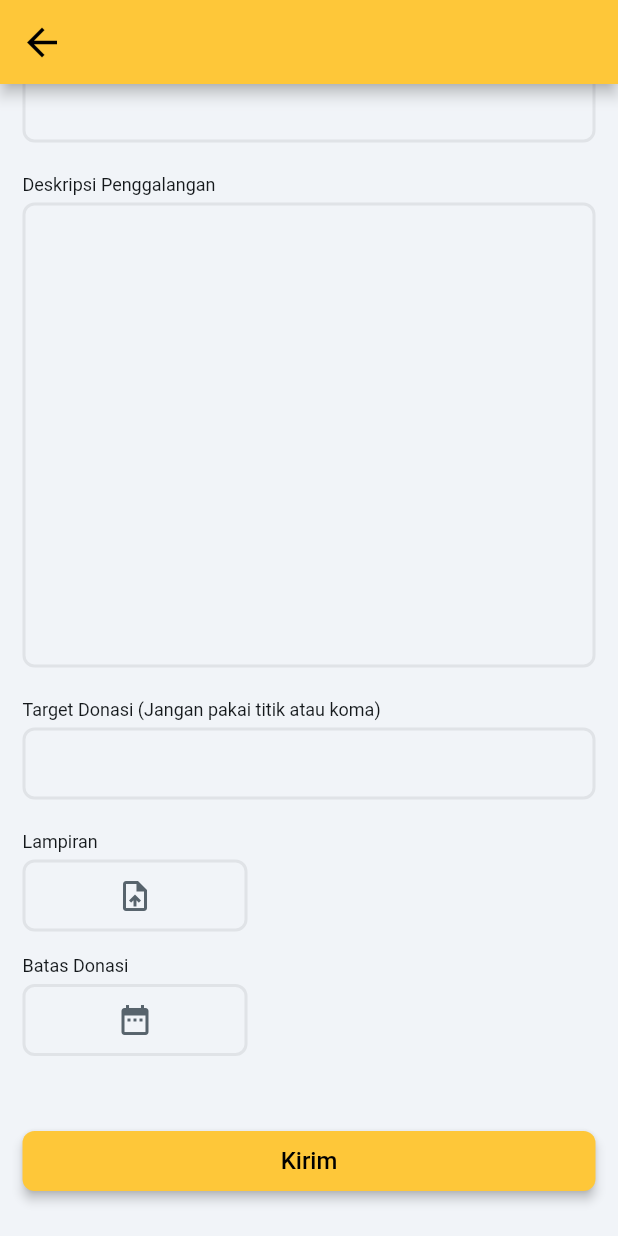
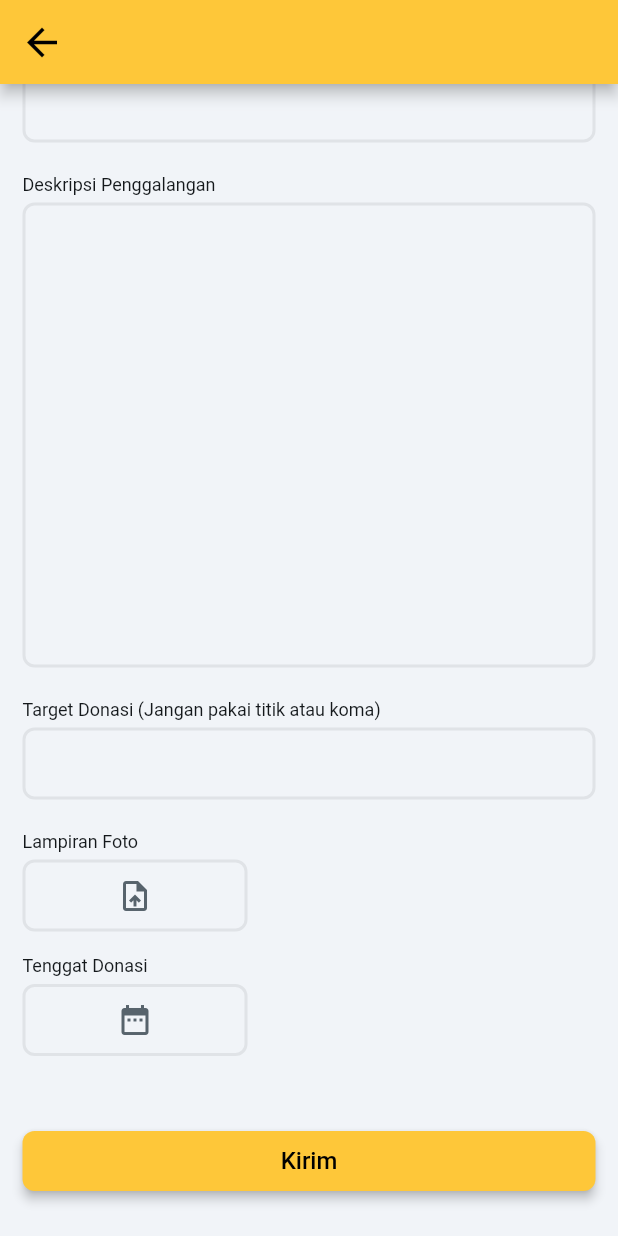
Before and after one commit to ngodeing/mimpi_kita, a Flutter app: the GalangDanaWidget screen opened by its route, scrolled down 484 dp, on a phone screen of 412 x 824 dp. Run offline on Flutter 3.47's test engine with Material 3 defaults, Android fonts, the phone set to English and light mode, and no system bars; drawn by our look-alikes of auto_size_text; our stand-ins replace cloud_firestore, dropdown_button2, file_picker, firebase_auth, firebase_core, firebase_storage and 15 more; missing offline and left inert: json_path, mime_type; accounts and stored records are empty; network calls fail; Roboto replaces fonts that are missing (Readex Pro).

Commit message:
memperbaiki keterangan

```diff
--- a/lib/galang_dana/galang_dana_widget.dart
+++ b/lib/galang_dana/galang_dana_widget.dart
@@ -687,7 +687,7 @@ class _GalangDanaWidgetState extends State<GalangDanaWidget> {
                               padding: EdgeInsetsDirectional.fromSTEB(
                                   0.0, 16.0, 0.0, 0.0),
                               child: Text(
-                                'Lampiran',
+                                'Lampiran Foto',
                                 style: FlutterFlowTheme.of(context)
                                     .bodyMedium
                                     .override(
@@ -815,7 +815,7 @@ class _GalangDanaWidgetState extends State<GalangDanaWidget> {
                               padding: EdgeInsetsDirectional.fromSTEB(
                                   0.0, 16.0, 0.0, 0.0),
                               child: Text(
-                                'Batas Donasi',
+                                'Tenggat Donasi',
                                 style: FlutterFlowTheme.of(context)
                                     .bodyMedium
                                     .override(
```
